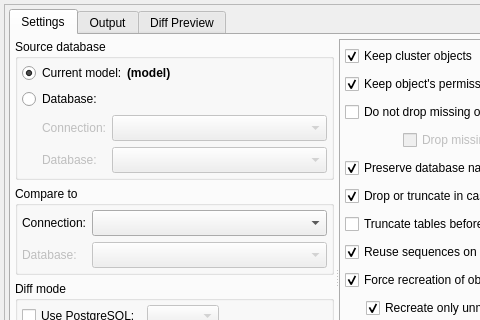
First picture: the form in libpgmodeler_ui/ui/modeldatabasediffform.ui, repository pgmodeler/pgmodeler, before the edit; both pictures show x 0 to 480 and y 0 to 320 of the 680 by 570 pixel window.
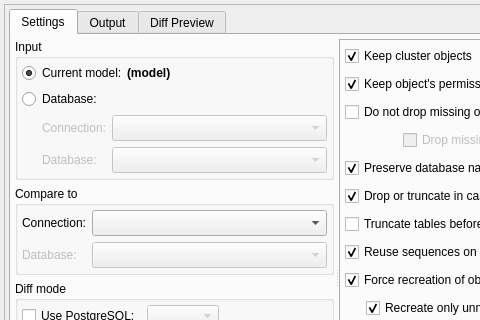
Second picture: the form after the edit. Icons and pictures are not drawn.

Commit message: Some fixes were done in the ModelOverviewWidget in order to support large models without exceed the screen size when configuring the size of the overall widget.

```diff
--- a/libpgmodeler_ui/ui/modeldatabasediffform.ui
+++ b/libpgmodeler_ui/ui/modeldatabasediffform.ui
@@ -140,7 +140,7 @@
                  </size>
                 </property>
                 <property name="title">
-                 <string>Source database</string>
+                 <string>Input</string>
                 </property>
                 <property name="flat">
                  <bool>false</bool>
```
Left out of the diff: 6 changed lines with no effect on the pictures. The commit also changes 6 other files.
